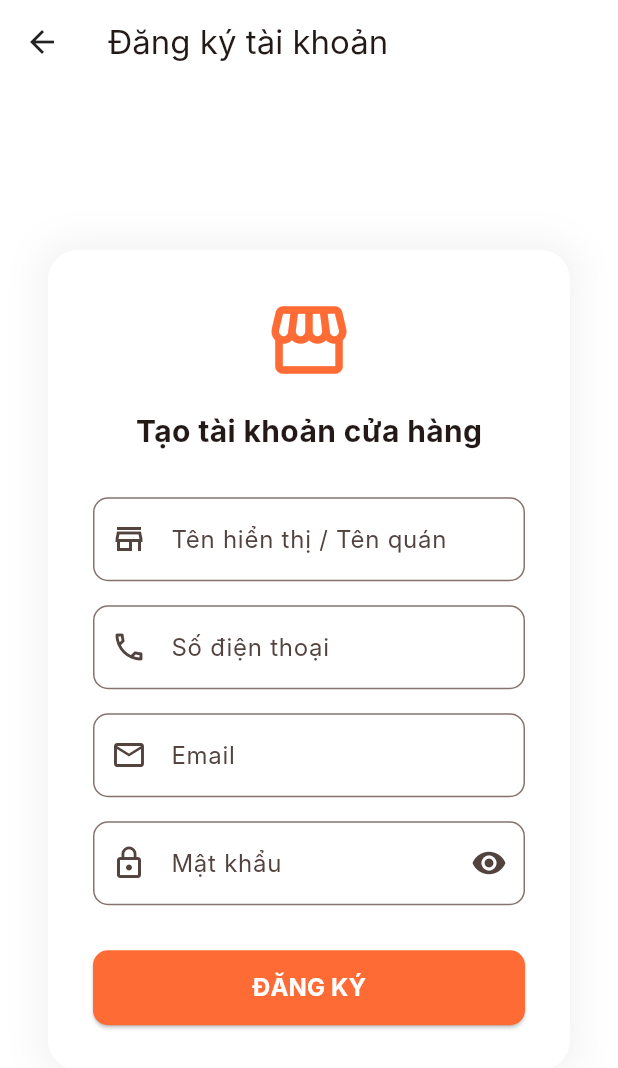
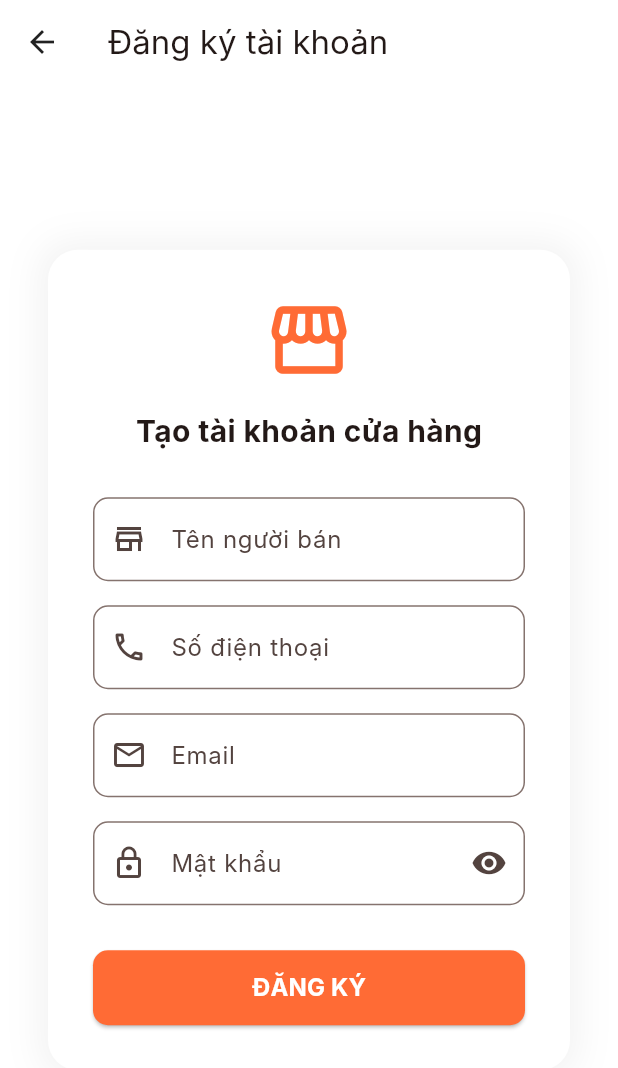
Before and after one commit to vibe-coding-K64/fe_food_go_portal, a Flutter app: the screen it shows after launch, after a tap on "ĐĂNG NHẬP", after a tap on "Đăng ký tài khoản", on a phone screen of 412 x 824 dp. Shown: the top 1068 px of the screen. Run offline on Flutter 3.47's test engine with Material 3 defaults, Android fonts, the phone set to English and light mode, and no system bars; our stand-ins replace dio, firebase_auth, firebase_core, fl_chart, shared_preferences; accounts and stored records are empty; Roboto replaces fonts that are missing (Inter).

Commit message:
feat: implement merchant profile extraction in auth service

```diff
--- a/lib/data/services/auth_service.dart
+++ b/lib/data/services/auth_service.dart
@@ -70,6 +70,7 @@ class AuthService {
     required String password,
     required String fullName,
     required String phoneNumber,
+    String? firebaseUid,
   }) async {
     try {
       final response = await _dio.post('/auth/register-merchant', data: {
@@ -77,6 +78,7 @@ class AuthService {
         'password': password,
         'fullName': fullName,
         'phoneNumber': phoneNumber,
+        if (firebaseUid != null) 'firebaseUid': firebaseUid,
       });
 
       if (response.statusCode != 200) {
--- a/lib/views/auth/login_page.dart
+++ b/lib/views/auth/login_page.dart
@@ -87,7 +87,7 @@ class _LoginPageState extends State<LoginPage> {
                       ),
                       const SizedBox(height: 10),
                       const Text(
-                        "Hệ thống quản trị cửa hàng Pizza",
+                        "Đăng nhập để quản lý gian hàng của bạn!",
                         style: TextStyle(color: Colors.grey),
                       ),
                       const SizedBox(height: 30),
@@ -150,6 +150,17 @@ class _LoginPageState extends State<LoginPage> {
                               if (mounted) widget.onLoginSuccess();
                             } catch (e) {
                               if (mounted) {
+                                String errorMsg = e.toString().replaceAll('Exception: ', '');
+                                if (errorMsg.contains('invalid-credential') || errorMsg.contains('wrong-password') || errorMsg.contains('user-not-found')) {
+                                  errorMsg = 'Sai email hoặc mật khẩu. Vui lòng kiểm tra lại!';
+                                } else if (errorMsg.contains('too-many-requests')) {
+                                  errorMsg = 'Bạn đã đăng nhập sai quá nhiều lần. Vui lòng thử lại sau!';
+                                } else if (errorMsg.contains('network-request-failed')) {
+                                  errorMsg = 'Lỗi kết nối mạng. Vui lòng kiểm tra lại internet!';
+                                } else if (errorMsg.contains('invalid-email')) {
+                                  errorMsg = 'Định dạng email không hợp lệ!';
+                                }
+
                                 showDialog(
                                   context: context,
                                   builder: (context) => AlertDialog(
@@ -161,7 +172,7 @@ class _LoginPageState extends State<LoginPage> {
                                         Text('Lỗi đăng nhập'),
                                       ],
                                     ),
-                                    content: Text(e.toString().replaceAll('Exception: ', '')),
+                                    content: Text(errorMsg, style: const TextStyle(fontSize: 15)),
                                     actions: [
                                       TextButton(
                                         onPressed: () => Navigator.pop(context),
--- a/lib/views/auth/register_page.dart
+++ b/lib/views/auth/register_page.dart
@@ -1,4 +1,5 @@
 import 'package:flutter/material.dart';
+import 'package:firebase_auth/firebase_auth.dart';
 import '../../data/services/auth_service.dart';
 
 class RegisterPage extends StatefulWidget {
@@ -22,12 +23,21 @@ class _RegisterPageState extends State<RegisterPage> {
     if (!_formKey.currentState!.validate()) return;
 
     setState(() => _isLoading = true);
+    UserCredential? cred;
     try {
+      // 1. Tạo Firebase User trước
+      cred = await FirebaseAuth.instance.createUserWithEmailAndPassword(
+        email: _emailCtrl.text.trim(),
+        password: _passwordCtrl.text,
+      );
+
+      // 2. Đăng ký thông tin vào Backend và tạo gian hàng tự động
       await _authService.registerMerchant(
         email: _emailCtrl.text.trim(),
         password: _passwordCtrl.text,
         fullName: _fullNameCtrl.text.trim(),
         phoneNumber: _phoneCtrl.text.trim(),
+        firebaseUid: cred.user!.uid,
       );
       if (mounted) {
         showDialog(
@@ -56,6 +66,12 @@ class _RegisterPageState extends State<RegisterPage> {
         );
       }
     } catch (e) {
+      // Nếu có lỗi sau khi đã tạo Firebase User, thì xóa nó đi để có thể thử lại
+      if (cred != null && cred.user != null) {
+        try {
+          await cred.user!.delete();
+        } catch (_) {}
+      }
       if (mounted) {
         showDialog(
           context: context,
@@ -112,11 +128,11 @@ class _RegisterPageState extends State<RegisterPage> {
                   TextFormField(
                     controller: _fullNameCtrl,
                     decoration: InputDecoration(
-                      labelText: 'Tên hiển thị / Tên quán',
+                      labelText: 'Tên người bán',
                       prefixIcon: const Icon(Icons.store_outlined),
                       border: OutlineInputBorder(borderRadius: BorderRadius.circular(10)),
                     ),
-                    validator: (value) => value == null || value.isEmpty ? 'Vui lòng nhập tên hiển thị' : null,
+                    validator: (value) => value == null || value.isEmpty ? 'Vui lòng nhập tên người bán' : null,
                   ),
                   const SizedBox(height: 16),
                   TextFormField(
```
